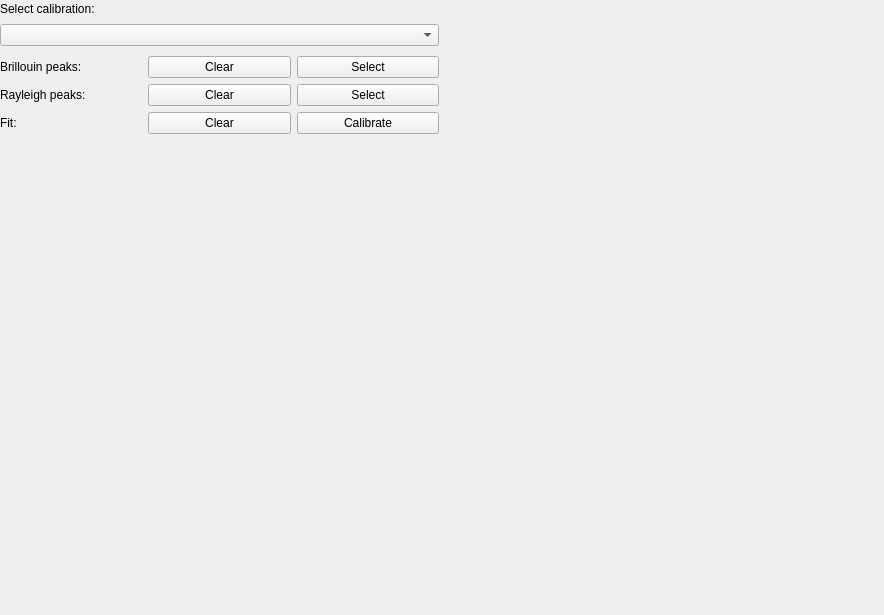
First picture: the form in bmicro/gui/calibration/calibration_view.ui, repository BrillouinMicroscopy/BMicro, before the edit.
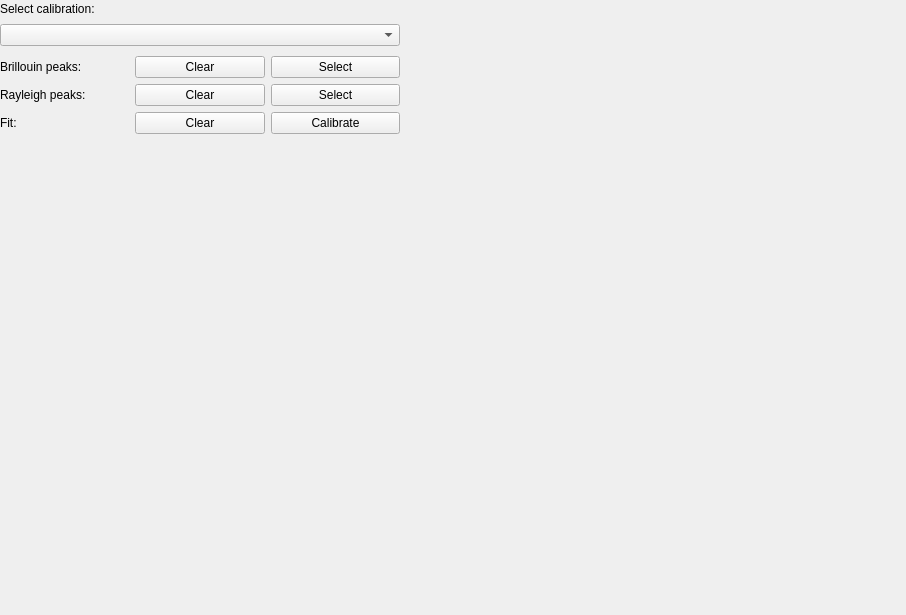
Second picture: the form after the edit.

```diff
--- a/bmicro/gui/calibration/calibration_view.ui
+++ b/bmicro/gui/calibration/calibration_view.ui
@@ -291,8 +291,8 @@
        </property>
        <property name="minimumSize">
         <size>
-         <width>300</width>
-         <height>300</height>
+         <width>500</width>
+         <height>500</height>
         </size>
        </property>
       </widget>
```
